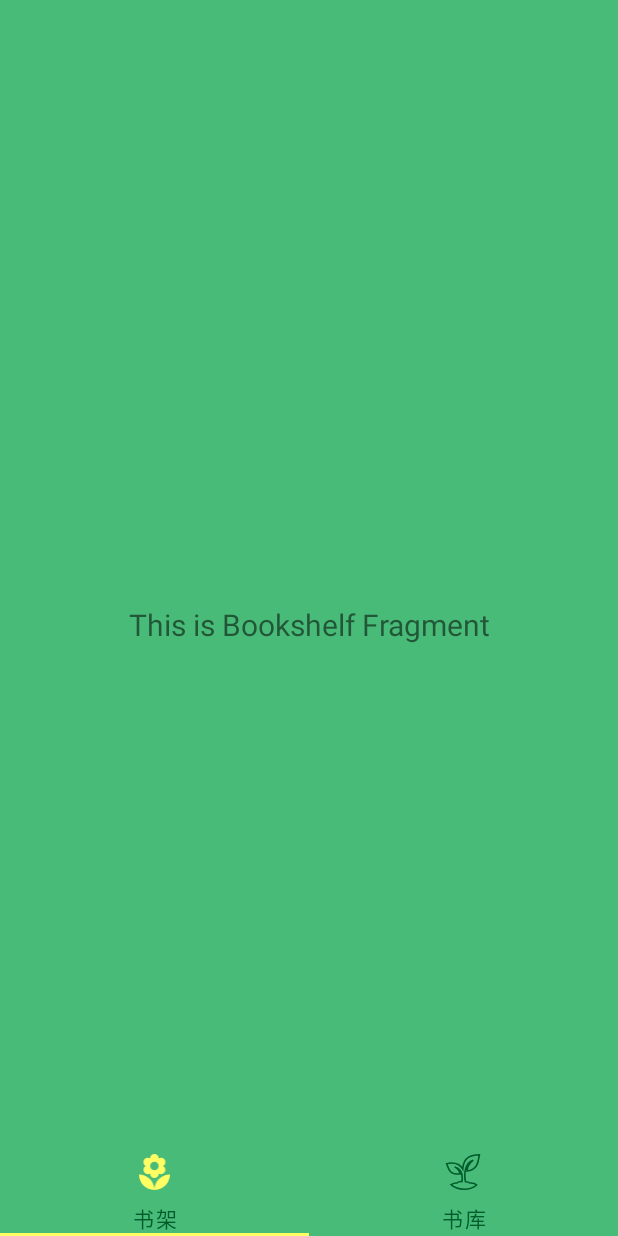
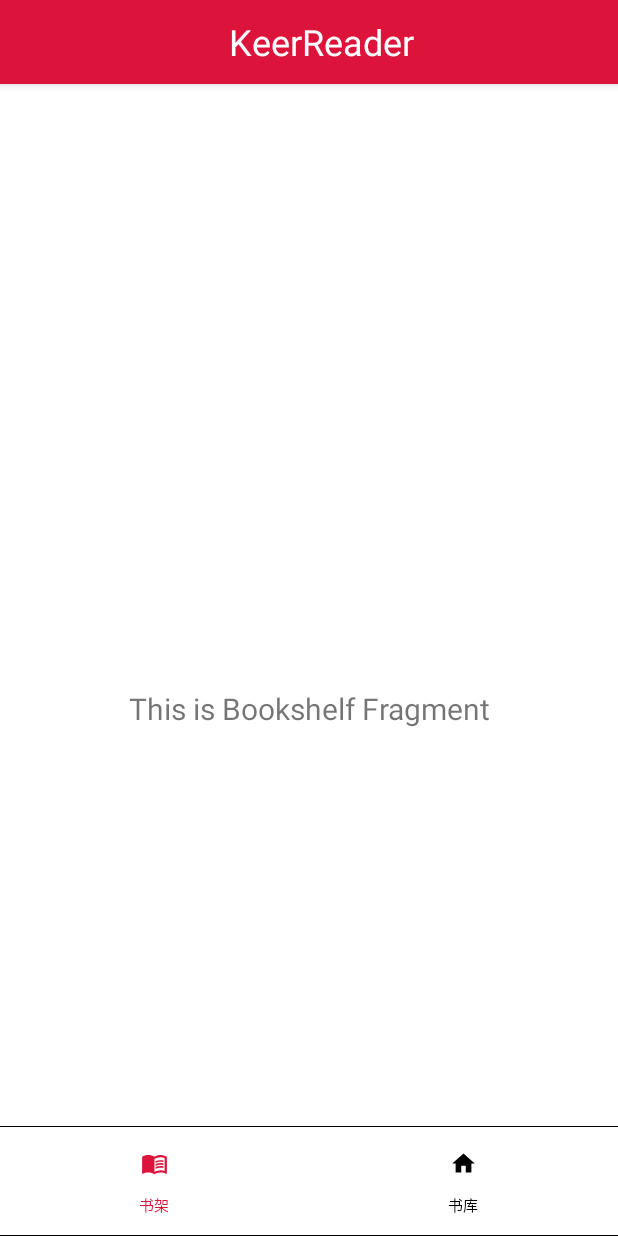
Before and after one commit to NeedKwok/KeerReader, an Android app: the screen it shows after launch (MainActivity), on a phone screen of 412 x 824 dp. Run offline under Robolectric (Android 15) with nearby library versions, the phone set to English and light mode, and no system bars; our stand-ins replace data binding.

Commit message:
用于回滚

```diff
--- a/app/src/main/AndroidManifest.xml
+++ b/app/src/main/AndroidManifest.xml
@@ -8,7 +8,7 @@
         android:label="@string/app_name"
         android:roundIcon="@mipmap/ic_launcher_round"
         android:supportsRtl="true"
-        android:theme="@style/Theme.Sunflower">
+        android:theme="@style/Theme.KeerReader">
         <activity android:name=".MainActivity">
             <intent-filter>
                 <action android:name="android.intent.action.MAIN" />
--- a/app/src/main/java/com/example/keerreader/adapter/HomeViewPaperAdapter.kt
+++ b/app/src/main/java/com/example/keerreader/adapter/HomeViewPaperAdapter.kt
@@ -5,6 +5,7 @@ import androidx.fragment.app.Fragment
 import androidx.viewpager2.adapter.FragmentStateAdapter
 import com.example.keerreader.ui.viewpaper.BookshelfFragment
 import com.example.keerreader.ui.viewpaper.LibraryFragment
+import com.example.keerreader.ui.viewpaper.SettingsFragment
 import java.lang.IndexOutOfBoundsException
 
 const val BOOKSHELF_INDEX = 0
@@ -16,7 +17,7 @@ class HomeViewPaperAdapter(fragment:Fragment) :FragmentStateAdapter(fragment) {
     private val fragmentMap: Map<Int,() -> Fragment> = mapOf(
         BOOKSHELF_INDEX to { BookshelfFragment() },
         LIBRARY_INDEX to { LibraryFragment() },
-        //SETTINGS_INDEX to {}
+        //SETTINGS_INDEX to { SettingsFragment() }
     )
 
     override fun getItemCount(): Int {
@@ -26,5 +27,4 @@ class HomeViewPaperAdapter(fragment:Fragment) :FragmentStateAdapter(fragment) {
     override fun createFragment(position: Int): Fragment {
         return fragmentMap[position]?.invoke() ?:throw IndexOutOfBoundsException()
     }
-
 }
--- a/app/src/main/java/com/example/keerreader/ui/HomeViewPaperFragment.kt
+++ b/app/src/main/java/com/example/keerreader/ui/HomeViewPaperFragment.kt
@@ -22,8 +22,8 @@ class HomeViewPagerFragment : Fragment() {
         savedInstanceState: Bundle?
     ): View? {
         val binding = FragmentHomeViewPaperBinding.inflate(inflater, container, false)
-        val tabLayout = binding.tabs
-        val viewPager = binding.viewPager
+        val tabLayout = binding.tabLayout
+        val viewPager = binding.viewPager2
 
         viewPager.adapter = HomeViewPaperAdapter(this)
 
@@ -33,15 +33,15 @@ class HomeViewPagerFragment : Fragment() {
             tab.text = getTabTitle(position)
         }.attach()
 
-        //(activity as AppCompatActivity).setSupportActionBar(binding.toolbar)
+        (activity as AppCompatActivity).setSupportActionBar(binding.toolbar)
 
         return binding.root
     }
 
     private fun getTabIcon(position: Int): Int {
         return when (position) {
-            BOOKSHELF_INDEX -> R.drawable.garden_tab_selector
-            LIBRARY_INDEX -> R.drawable.plant_list_tab_selector
+            BOOKSHELF_INDEX -> R.drawable.bookshelf_18
+            LIBRARY_INDEX -> R.drawable.library_18
             else -> throw IndexOutOfBoundsException()
         }
     }
--- /dev/null
+++ b/app/src/main/res/drawable-v24/divider.xml
@@ -0,0 +1,7 @@
+<?xml version="1.0" encoding="utf-8"?>
+
+<shape xmlns:android="http://schemas.android.com/apk/res/android">
+
+    <solid android:color="@android:color/black"/>
+    <size android:height="0.5dp"/>
+</shape>
--- a/app/src/main/res/drawable-v24/tab_icon_color_selector.xml
+++ b/app/src/main/res/drawable-v24/tab_icon_color_selector.xml
@@ -16,6 +16,6 @@
   -->
 
 <selector xmlns:android="http://schemas.android.com/apk/res/android">
-    <item android:color="?attr/colorOnPrimary" android:state_activated="true" />
-    <item android:color="?attr/colorPrimaryDark"/>
+    <item android:color="@color/colorPrimary" android:state_activated="true" />
+    <item android:color="@color/black"/>
 </selector>
--- /dev/null
+++ b/app/src/main/res/drawable/bookshelf_18.xml
@@ -0,0 +1,8 @@
+<vector android:height="18dp" android:tint="?attr/colorControlNormal"
+    android:viewportHeight="24" android:viewportWidth="24"
+    android:width="18dp" xmlns:android="http://schemas.android.com/apk/res/android">
+    <path android:fillColor="@android:color/white" android:pathData="M21,5c-1.11,-0.35 -2.33,-0.5 -3.5,-0.5c-1.95,0 -4.05,0.4 -5.5,1.5c-1.45,-1.1 -3.55,-1.5 -5.5,-1.5S2.45,4.9 1,6v14.65c0,0.25 0.25,0.5 0.5,0.5c0.1,0 0.15,-0.05 0.25,-0.05C3.1,20.45 5.05,20 6.5,20c1.95,0 4.05,0.4 5.5,1.5c1.35,-0.85 3.8,-1.5 5.5,-1.5c1.65,0 3.35,0.3 4.75,1.05c0.1,0.05 0.15,0.05 0.25,0.05c0.25,0 0.5,-0.25 0.5,-0.5V6C22.4,5.55 21.75,5.25 21,5zM21,18.5c-1.1,-0.35 -2.3,-0.5 -3.5,-0.5c-1.7,0 -4.15,0.65 -5.5,1.5V8c1.35,-0.85 3.8,-1.5 5.5,-1.5c1.2,0 2.4,0.15 3.5,0.5V18.5z"/>
+    <path android:fillColor="@android:color/white" android:pathData="M17.5,10.5c0.88,0 1.73,0.09 2.5,0.26V9.24C19.21,9.09 18.36,9 17.5,9c-1.7,0 -3.24,0.29 -4.5,0.83v1.66C14.13,10.85 15.7,10.5 17.5,10.5z"/>
+    <path android:fillColor="@android:color/white" android:pathData="M13,12.49v1.66c1.13,-0.64 2.7,-0.99 4.5,-0.99c0.88,0 1.73,0.09 2.5,0.26V11.9c-0.79,-0.15 -1.64,-0.24 -2.5,-0.24C15.8,11.66 14.26,11.96 13,12.49z"/>
+    <path android:fillColor="@android:color/white" android:pathData="M17.5,14.33c-1.7,0 -3.24,0.29 -4.5,0.83v1.66c1.13,-0.64 2.7,-0.99 4.5,-0.99c0.88,0 1.73,0.09 2.5,0.26v-1.52C19.21,14.41 18.36,14.33 17.5,14.33z"/>
+</vector>
--- /dev/null
+++ b/app/src/main/res/drawable/library_18.xml
@@ -0,0 +1,5 @@
+<vector android:height="18dp" android:tint="?attr/colorControlNormal"
+    android:viewportHeight="24" android:viewportWidth="24"
+    android:width="18dp" xmlns:android="http://schemas.android.com/apk/res/android">
+    <path android:fillColor="@android:color/white" android:pathData="M10,20v-6h4v6h5v-8h3L12,3 2,12h3v8z"/>
+</vector>
--- a/app/src/main/res/layout/fragment_home_view_paper.xml
+++ b/app/src/main/res/layout/fragment_home_view_paper.xml
@@ -15,56 +15,62 @@
         tools:context=".ui.HomeViewPaperFragment">
 
         <androidx.viewpager2.widget.ViewPager2
-            android:id="@+id/view_pager"
+            android:id="@+id/view_pager2"
             android:layout_width="match_parent"
             android:layout_height="match_parent"
             app:layout_behavior="@string/appbar_scrolling_view_behavior"/>
 
-<!--        <com.google.android.material.appbar.AppBarLayout-->
-<!--            android:id="@+id/app_bar_layout"-->
-<!--            android:layout_width="match_parent"-->
-<!--            android:layout_height="wrap_content"-->
-<!--            android:fitsSystemWindows="true"-->
-<!--            android:theme="@style/Theme.Sunflower.AppBarOverlay">-->
+        <com.google.android.material.appbar.AppBarLayout
+            android:id="@+id/app_bar_layout"
+            android:layout_width="match_parent"
+            android:layout_height="wrap_content"
+            android:fitsSystemWindows="true"
+            android:theme="@style/Theme.KeerReader.AppBarOverlay">
 
-<!--            <com.google.android.material.appbar.CollapsingToolbarLayout-->
-<!--                android:id="@+id/toolbar_layout"-->
-<!--                android:layout_width="match_parent"-->
-<!--                android:layout_height="wrap_content"-->
-<!--                app:layout_scrollFlags="scroll|snap"-->
-<!--                app:toolbarId="@id/toolbar">-->
+            <com.google.android.material.appbar.CollapsingToolbarLayout
+                android:id="@+id/collapsing_toolbar_layout"
+                android:layout_width="match_parent"
+                android:layout_height="wrap_content"
+                app:layout_scrollFlags="scroll|snap"
+                app:toolbarId="@id/toolbar">
 
-<!--                <androidx.appcompat.widget.Toolbar-->
-<!--                    android:id="@+id/toolbar"-->
-<!--                    style="@style/Widget.MaterialComponents.Toolbar.Primary"-->
-<!--                    android:layout_width="match_parent"-->
-<!--                    android:layout_height="?attr/actionBarSize"-->
-<!--                    app:layout_collapseMode="parallax">-->
+                <androidx.appcompat.widget.Toolbar
+                    android:id="@+id/toolbar"
+                    style="@style/Widget.MaterialComponents.Toolbar.Primary"
+                    android:layout_width="match_parent"
+                    android:layout_height="?attr/actionBarSize"
+                    app:layout_collapseMode="parallax">
 
-<!--                    <TextView-->
-<!--                        android:layout_width="match_parent"-->
-<!--                        android:layout_height="?attr/actionBarSize"-->
-<!--                        android:gravity="center"-->
-<!--                        android:text="@string/app_name"-->
-<!--                        android:textAppearance="?attr/textAppearanceHeadline5" />-->
+                    <TextView
+                        android:layout_width="match_parent"
+                        android:layout_height="?attr/actionBarSize"
+                        android:gravity="center"
+                        android:text="@string/app_name"
+                        android:textAppearance="?attr/textAppearanceHeadline5" />
 
-<!--                </androidx.appcompat.widget.Toolbar>-->
+                </androidx.appcompat.widget.Toolbar>
 
-<!--            </com.google.android.material.appbar.CollapsingToolbarLayout>-->
+            </com.google.android.material.appbar.CollapsingToolbarLayout>
 
-<!--            &lt;!&ndash; Override tabIconTint attribute of style with selector &ndash;&gt;-->
+            <!-- Override tabIconTint attribute of style with selector -->
 
-<!--        </com.google.android.material.appbar.AppBarLayout>-->
-
+        </com.google.android.material.appbar.AppBarLayout>
+        <!--必须显式指定linelayout的orientation才可以显示divider-->
+        <LinearLayout
+            android:layout_width="match_parent"
+            android:layout_height="wrap_content"
+            android:orientation="vertical"
+            android:layout_gravity="bottom"
+            android:divider="@drawable/divider"
+            android:showDividers="beginning|end">
         <com.google.android.material.tabs.TabLayout
-            android:id="@+id/tabs"
-            style="@style/Widget.MaterialComponents.TabLayout.Colored"
+            android:id="@+id/tab_layout"
+            style="@style/Widget.KeerReader.TabLayout"
             android:layout_width="match_parent"
-            android:layout_height="?attr/actionBarSize"
-            android:layout_gravity="bottom"
+            android:layout_height="wrap_content"
             app:tabIconTint="@drawable/tab_icon_color_selector"
-            app:tabTextColor="?attr/colorPrimaryDark"/>
-
+            app:tabTextAppearance="@style/tabTextSize" />
+        </LinearLayout>
     </androidx.coordinatorlayout.widget.CoordinatorLayout>
 
 </layout>
--- a/app/src/main/res/values/colors.xml
+++ b/app/src/main/res/values/colors.xml
@@ -1,17 +1,11 @@
 <?xml version="1.0" encoding="utf-8"?>
 <resources>
-    <color name="colorPrimary">#6200EE</color>
-    <color name="colorPrimaryDark">#3700B3</color>
+    <color name="colorPrimary">#DC143C</color>
+    <color name="colorOnPrimary">#000000</color>
+    <color name="colorPrimaryDark">	#DC143C</color>
     <color name="colorAccent">#03DAC5</color>
 
-    <color name="sunflower_black">#de000000</color>
-    <color name="sunflower_gray_50">#fafafa</color>
-    <color name="sunflower_gray_50_a600">#99fafafa</color>
-    <color name="sunflower_green_300">#6dc790</color>
-    <color name="sunflower_green_500">#49bb79</color>
-    <color name="sunflower_green_700">#005d2b</color>
-    <color name="sunflower_green_900">#1a231e</color>
-    <color name="sunflower_white">#deffffff</color>
-    <color name="sunflower_yellow_300">#f8f99f</color>
-    <color name="sunflower_yellow_500">#ffff63</color>
+    <color name="white">@android:color/white</color>
+    <color name="black">@android:color/black</color>
+
 </resources>
--- a/app/src/main/res/values/strings.xml
+++ b/app/src/main/res/values/strings.xml
@@ -3,4 +3,5 @@
     <string name="title_bottom_navigation">首页</string>
     <string name="library_title">书库</string>
     <string name="bookshelf_title">书架</string>
+    <string name="settings_title">设置</string>
 </resources>
--- a/app/src/main/res/values/styles.xml
+++ b/app/src/main/res/values/styles.xml
@@ -17,28 +17,49 @@
 <resources>
 
     <!-- To see how these attributes are used, please visit https://material.io/develop/android/theming/color/ -->
-    <style name="Base.Theme.Sunflower" parent="Theme.MaterialComponents.DayNight.NoActionBar">
-        <item name="colorPrimary">@color/sunflower_green_500</item>
-        <item name="colorOnPrimary">@color/sunflower_yellow_500</item>
-        <item name="colorPrimaryDark">@color/sunflower_green_700</item>
-        <item name="colorOnSurface">@color/sunflower_black</item>
-        <item name="colorAccent">@color/sunflower_green_700</item>
-        <item name="colorSurface">@color/sunflower_gray_50</item>
-        <item name="colorSecondary">@color/sunflower_yellow_500</item>
-        <item name="android:colorBackground">@color/sunflower_green_500</item>
+    <style name="Base.Theme.KeerReader" parent="Theme.MaterialComponents.DayNight.NoActionBar">
+        <item name="colorPrimary">@color/colorPrimary</item>
+        <item name="colorOnPrimary">@color/colorOnPrimary</item>
+        <item name="colorPrimaryDark">@color/colorPrimaryDark</item>
+        <item name="colorAccent">@color/colorAccent</item>
+
+<!--        <item name="colorSurface">@color/sunflower_gray_50</item>-->
+<!--        <item name="colorOnSurface">@color/sunflower_black</item>-->
+<!--        <item name="colorSecondary">@color/sunflower_yellow_500</item>-->
+<!--        <item name="android:colorBackground">@color/sunflower_green_500</item>-->
     </style>
 
-    <style name="Theme.Sunflower" parent="Base.Theme.Sunflower"/>
+    <style name="Theme.KeerReader" parent="Base.Theme.KeerReader"/>
 
-    <style name="Theme.Sunflower.NoActionBar">
+    <style name="Theme.KeerReader.NoActionBar">
         <item name="windowActionBar">false</item>
         <item name="windowNoTitle">true</item>
     </style>
 
-    <style name="Theme.Sunflower.AppBarOverlay" parent="ThemeOverlay.MaterialComponents.Dark.ActionBar"/>
+    <style name="Theme.KeerReader.AppBarOverlay" parent="ThemeOverlay.MaterialComponents.Dark.ActionBar"/>
 
-    <style name="TextAppearance.Sunflower.Toolbar.Text" parent="TextAppearance.MaterialComponents.Headline5" >
-        <item name="android:textColor">?attr/colorOnSurface</item>
+<!--    <style name="Widget.MaterialComponents.Toolbar.Primary">-->
+<!--        <item name="android:background">?attr/colorPrimary</item>-->
+<!--        <item name="titleTextColor">?attr/colorOnPrimary</item>-->
+<!--        <item name="subtitleTextColor">@color/material_on_primary_emphasis_medium</item>-->
+<!--        &lt;!&ndash; Note: this theme overlay will only work if the style is applied directly to a Toolbar. &ndash;&gt;-->
+<!--        <item name="android:theme">@style/ThemeOverlay.MaterialComponents.Toolbar.Primary</item>-->
+<!--    </style>-->
+<!--    <style name="TextAppearance.Sunflower.Toolbar.Text" parent="TextAppearance.MaterialComponents.Headline5" >-->
+<!--        <item name="android:textColor">?attr/colorOnSurface</item>-->
+<!--    </style>-->
+    <style name="Base.Widget.Design.TabLayout" parent="android:Widget">
+        <item name="tabBackground">@color/white</item>
+        <item name="tabIndicatorColor">@color/white</item>
+        <item name="tabIndicatorHeight">0dp</item>
+<!--        <item name="tabTextAppearance">@style/TextAppearance.Design.Tab</item>-->
+        <item name="tabSelectedTextColor">@color/colorPrimary</item>
+        <item name="tabTextColor">@color/black</item>
+        <item name="tabRippleColor">@color/white</item>
+    </style>
+    <style name="tabTextSize">
+        <item name="android:textSize">10sp</item>
     </style>
 
+    <style name="Widget.KeerReader.TabLayout" parent="Base.Widget.Design.TabLayout" />
 </resources>
```
Also changed, not shown: app/src/main/java/com/example/keerreader/ui/viewpaper/SettingsFragment.kt (added, +32 -0 lines), app/src/main/res/drawable/ic_dashboard_black_24dp.xml (deleted, +0 -9 lines), app/src/main/res/drawable/ic_notifications_black_24dp.xml (deleted, +0 -9 lines), app/src/main/res/layout/fragment_settings.xml (added, +26 -0 lines).
